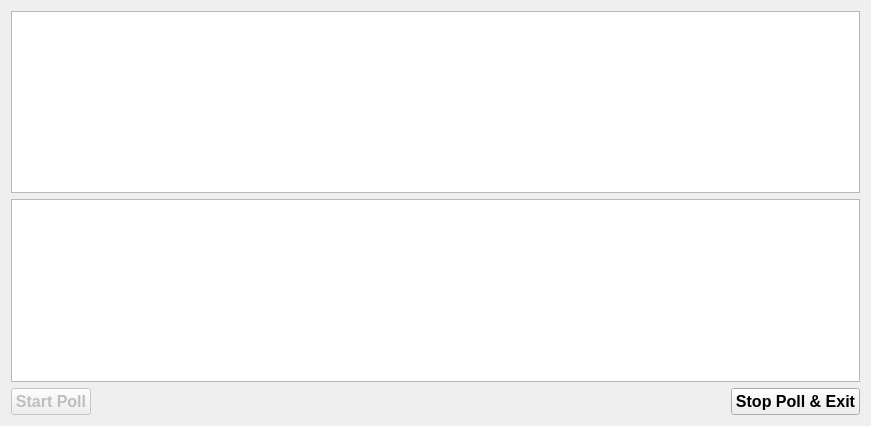
This is mainwindow.ui in icprog/icp2fdb as Qt 5 draws it before an edit. The edited form follows.
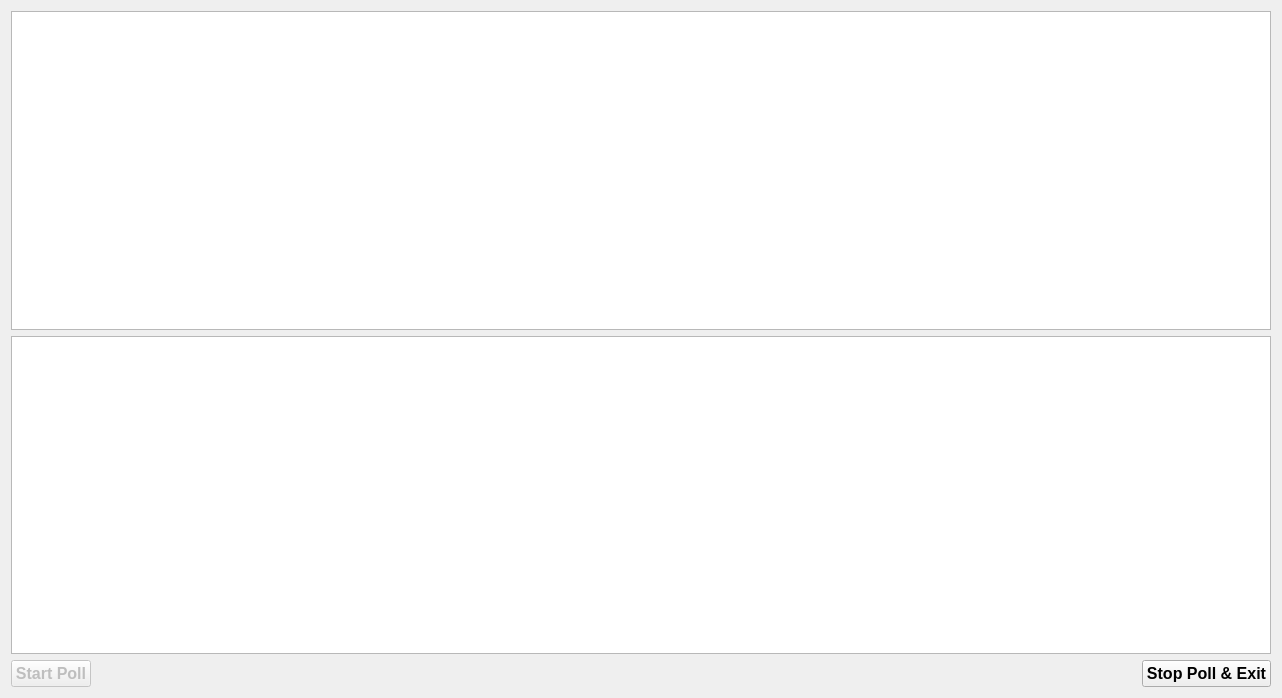
This is the edited form. Icons and pictures are not drawn.

Commit message: Last Changes - add Agzsu Malodiv

The edit to the form file:
```diff
--- a/mainwindow.ui
+++ b/mainwindow.ui
@@ -6,8 +6,8 @@
    <rect>
     <x>0</x>
     <y>0</y>
-    <width>871</width>
-    <height>426</height>
+    <width>1282</width>
+    <height>698</height>
    </rect>
   </property>
   <property name="windowTitle">
```
The commit also changes 2 other files.
